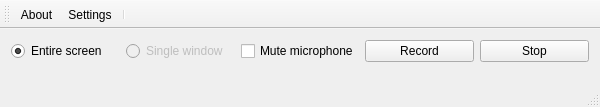
This is mainwindow.ui in froksen/FDesktopRecorder as Qt 5 draws it before an edit. The edited form follows.
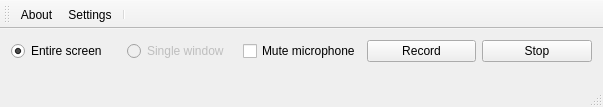
This is the edited form. Icons and pictures are not drawn.

```diff
--- a/mainwindow.ui
+++ b/mainwindow.ui
@@ -6,7 +6,7 @@
    <rect>
     <x>0</x>
     <y>0</y>
-    <width>600</width>
+    <width>603</width>
     <height>107</height>
    </rect>
   </property>
```
Left out of the diff: 10 changed lines with no effect on the pictures.
